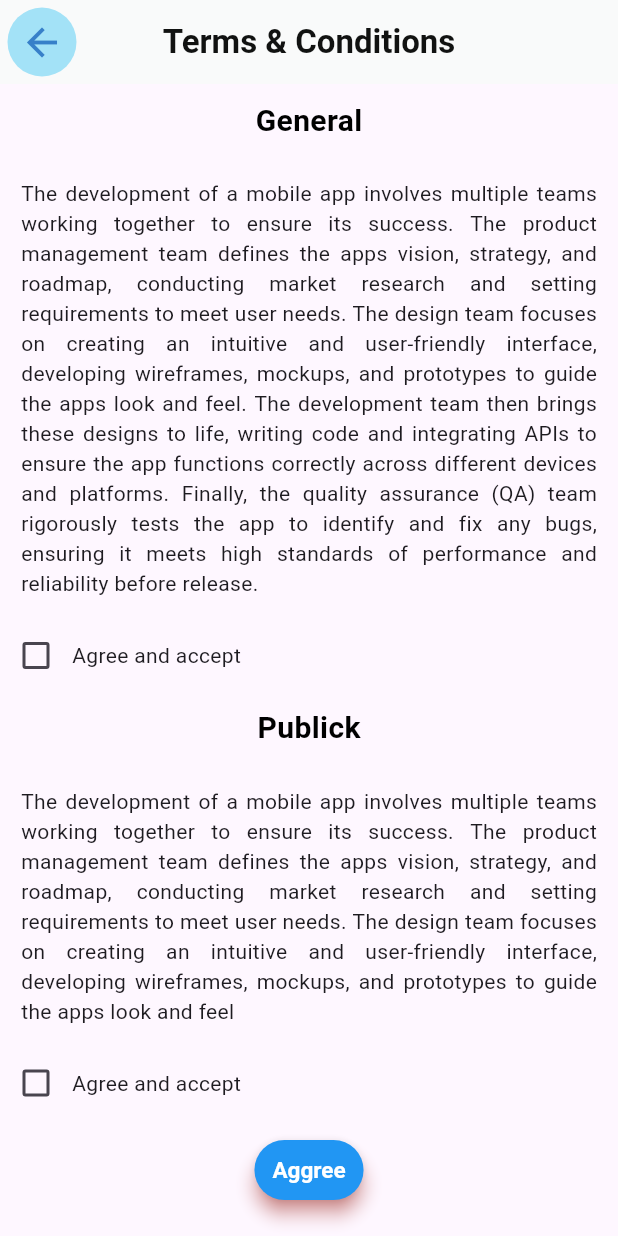
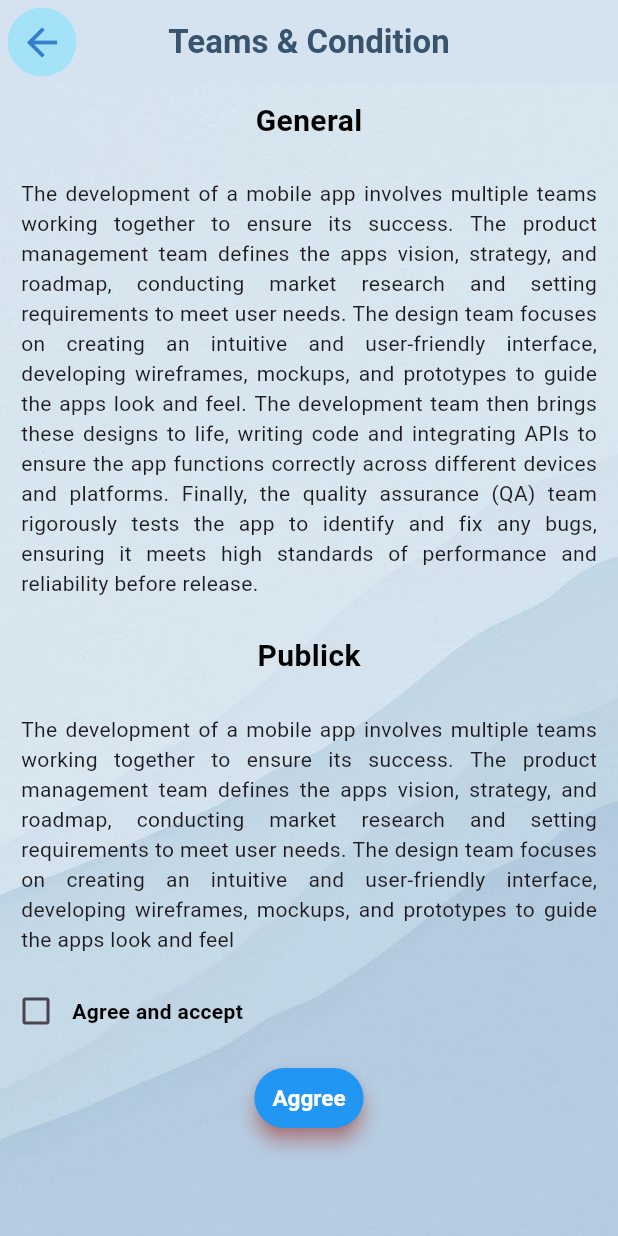
Before and after one commit to GihanSisiraKumara/PDF_Converter_Mobile_App, a Flutter app: the Teamscondition screen opened directly, on a phone screen of 412 x 824 dp. Run offline on Flutter 3.47's test engine with Material 3 defaults, Android fonts, the phone set to English and light mode, and no system bars; our stand-ins replace image_picker, lottie, permission_handler, scroll_snap_list, shared_preferences, smooth_page_indicator and 1 more; missing offline and left inert: mobile_scanner; accounts and stored records are empty; Roboto replaces fonts that are missing (inter).

Commit message:
Edit page UI design

```diff
--- a/lib/Screen/About.dart
+++ b/lib/Screen/About.dart
@@ -145,6 +145,12 @@ class _AboutState extends State<About> {
                           Tab(
                             icon: Image.asset('assets/images/linked.png'),
                           ),
+                          const SizedBox(
+                            width: 10,
+                          ),
+                          Tab(
+                            icon: Image.asset('assets/images/Github.png'),
+                          ),
                         ],
                       ),
                     )
--- a/lib/Screen/FeedbackBord.dart
+++ b/lib/Screen/FeedbackBord.dart
@@ -137,6 +137,12 @@ class _FeedbackBordState extends State<FeedbackBord> {
                 Tab(
                   icon: Image.asset('assets/images/linked.png'),
                 ),
+                const SizedBox(
+                  width: 10,
+                ),
+                Tab(
+                  icon: Image.asset('assets/images/Github.png'),
+                ),
               ],
             )
           ],
--- a/lib/Screen/SettingScreen.dart
+++ b/lib/Screen/SettingScreen.dart
@@ -22,13 +22,13 @@ class SettingsScreen extends StatelessWidget {
         Scaffold(
           backgroundColor: Colors.transparent, // Make the scaffold transparent
           appBar: AppBar(
-            backgroundColor: const Color.fromARGB(255, 217, 234, 251),
+            backgroundColor: const Color.fromARGB(255, 222, 238, 250),
             centerTitle: true,
             title: const Text(
               'Setting',
               style: TextStyle(
                   fontSize: 22,
-                  color: Color.fromARGB(255, 17, 18, 17),
+                  color: Color.fromARGB(255, 57, 83, 109),
                   fontWeight: FontWeight.bold),
             ),
             leading: IconButton(
--- a/lib/Screen/TeamsCondition.dart
+++ b/lib/Screen/TeamsCondition.dart
@@ -17,14 +17,24 @@ class _TeamsconditionState extends State<Teamscondition> {
   Widget build(BuildContext context) {
     return Scaffold(
       resizeToAvoidBottomInset: true,
+      body: Stack(
+        children: [
+          Positioned.fill(
+            child: Image.asset(
+              'assets/images/Theams.jpg',
+              fit: BoxFit.cover,
+            ),
+          ),
+          Scaffold(
+            backgroundColor: Colors.transparent, // Make Scaffold transparent
             appBar: AppBar(
-        backgroundColor: const Color.fromARGB(255, 249, 250, 250),
+              backgroundColor: const Color.fromARGB(255, 213, 227, 241),
               centerTitle: true,
               title: const Text(
-          'Terms & Conditions',
+                'Teams & Condition',
                 style: TextStyle(
                     fontSize: 22,
-              color: Color.fromARGB(255, 17, 18, 17),
+                    color: Color.fromARGB(255, 57, 83, 109),
                     fontWeight: FontWeight.bold),
               ),
               leading: IconButton(
@@ -42,6 +52,7 @@ class _TeamsconditionState extends State<Teamscondition> {
                 },
               ),
             ),
+
             body: Column(
               children: [
                 const Padding(
@@ -61,24 +72,13 @@ class _TeamsconditionState extends State<Teamscondition> {
                     textAlign: TextAlign.justify,
                   ),
                 ),
-          Row(
-            children: [
-              Checkbox(
-                value: isOk,
-                onChanged: (bool? newValue) {
-                  setState(() {
-                    isOk = newValue!;
-                  });
-                },
-              ),
-              const Text('Agree and accept')
-            ],
-          ),
                 const SizedBox(height: 10),
                 const Text(
                   'Publick',
                   style: TextStyle(
-                fontSize: 20, color: Colors.black, fontWeight: FontWeight.bold),
+                      fontSize: 20,
+                      color: Colors.black,
+                      fontWeight: FontWeight.bold),
                 ),
                 const SizedBox(height: 10),
                 const Padding(
@@ -98,7 +98,9 @@ class _TeamsconditionState extends State<Teamscondition> {
                         });
                       },
                     ),
-              const Text('Agree and accept'),
+                    const Text('Agree and accept',
+                        style: TextStyle(
+                            color: Colors.black, fontWeight: FontWeight.bold)),
                   ],
                 ),
                 const SizedBox(height: 10),
@@ -118,10 +120,13 @@ class _TeamsconditionState extends State<Teamscondition> {
                       disabledForegroundColor: Colors.grey.withOpacity(0.38),
                       shadowColor: Colors.red,
                       elevation: 5,
-                textStyle:
-                    const TextStyle(fontSize: 15, fontWeight: FontWeight.bold)),
+                      textStyle: const TextStyle(
+                          fontSize: 15, fontWeight: FontWeight.bold)),
                   child: const Text('Aggree'),
                 )
+              ],
+            ),
+          ),
         ],
       ),
     );
```
Also changed, not shown: pubspec.yaml (+6 -1 lines), assets/images/Github.png (added), assets/images/Theams.jpg (added), assets/images/blue3.jpg (deleted), assets/images/feedback.jpg (added). Lines whose indentation alone changed are shown as unchanged.
